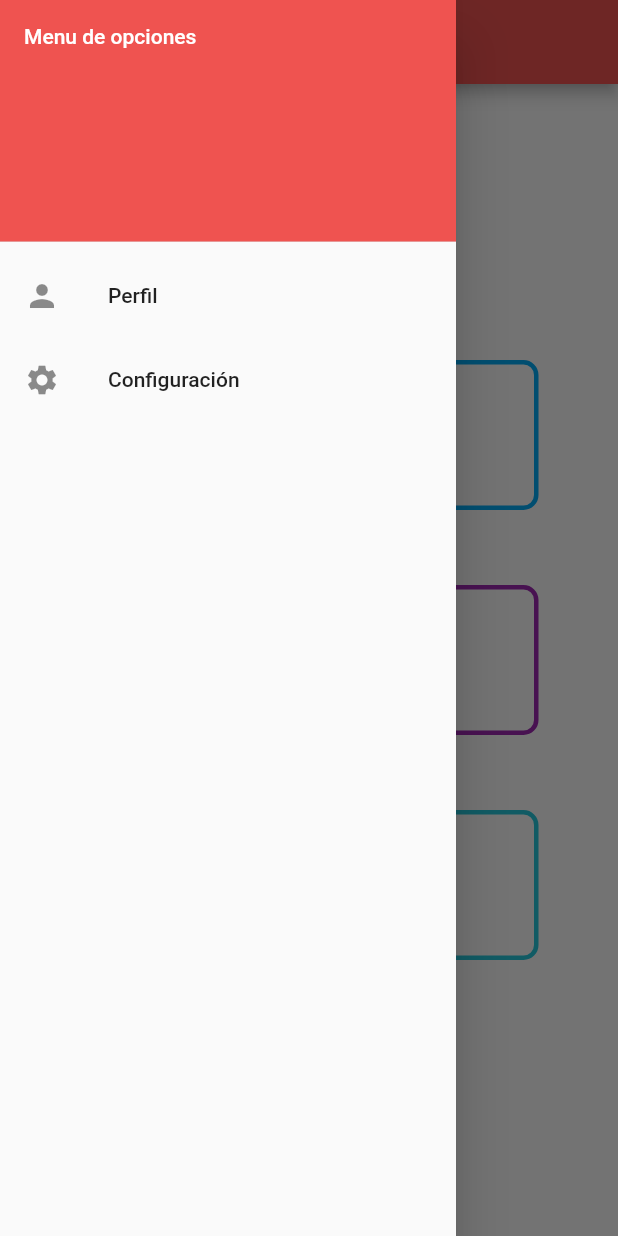
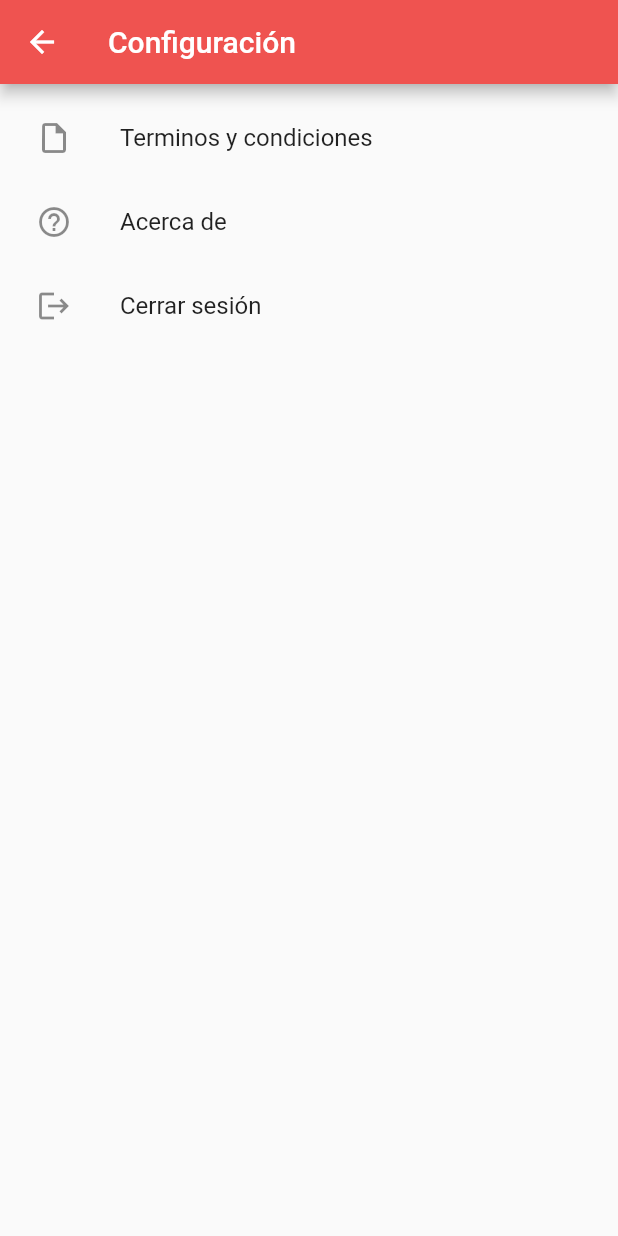
Before and after one commit to OrbitalCardinal/LitMath, a Flutter app: the screen it shows after launch, in the side drawer, after a tap on "Configuración", on a phone screen of 412 x 824 dp. Run offline on Flutter 3.47's test engine with Material 2 defaults, Android fonts, the phone set to English and light mode, and no system bars.

Commit message:
Settings page finished and login-signup screens fixed

```diff
--- a/litmath/lib/main.dart
+++ b/litmath/lib/main.dart
@@ -8,6 +8,7 @@ import 'package:litmath/screens/new_signup_screen.dart';
 import 'package:litmath/screens/second_screen.dart';
 import 'package:litmath/screens/login_screen.dart';
 import 'package:litmath/screens/selection_screen.dart';
+import 'package:litmath/screens/settings_screen.dart';
 import 'package:litmath/screens/signup_screen.dart';
 import 'package:litmath/screens/slide_show_screen.dart';
 
@@ -42,7 +43,8 @@ class MyApp extends StatelessWidget {
         SelectionScreen.routeName: (ctx) => const SelectionScreen(),
         KinderScreen.routeName: (ctx) => const KinderScreen(),
         ElementaryScreen.routeName: (ctx) => const ElementaryScreen(),
-        MiddleScreen.routeName: (ctx) => const MiddleScreen()
+        MiddleScreen.routeName: (ctx) => const MiddleScreen(),
+        SettingsScreen.routeName: (ctx) => const SettingsScreen()
       },
     );
   }
--- a/litmath/lib/screens/middle_screen.dart
+++ b/litmath/lib/screens/middle_screen.dart
@@ -9,7 +9,7 @@ class MiddleScreen extends StatelessWidget {
   Widget build(BuildContext context) {
     return Scaffold(
       appBar: AppBar(
-        title: const Text("Secundaria"),
+        title: const Text("Primaria 2"),
       ),
       body: Padding(
         padding: const EdgeInsets.all(8.0),
--- a/litmath/lib/screens/new_login_screen.dart
+++ b/litmath/lib/screens/new_login_screen.dart
@@ -1,5 +1,6 @@
 import 'package:flutter/material.dart';
 import 'package:litmath/providers/user_provider.dart';
+import 'package:litmath/screens/selection_screen.dart';
 
 class NewLoginScreen extends StatefulWidget {
   const NewLoginScreen({Key? key}) : super(key: key);
@@ -56,7 +57,7 @@ class _NewLoginScreenState extends State<NewLoginScreen> {
                 ),
               ],
             )).then((_) {
-      Navigator.of(context).pushReplacementNamed(NewLoginScreen.routeName);
+      Navigator.of(context).pushReplacementNamed(SelectionScreen.routeName);
     });
   }
 
--- a/litmath/lib/screens/new_signup_screen.dart
+++ b/litmath/lib/screens/new_signup_screen.dart
@@ -1,5 +1,6 @@
 import 'package:flutter/material.dart';
 import 'package:litmath/providers/user_provider.dart';
+import 'package:litmath/screens/slide_show_screen.dart';
 
 class NewSignUpScreen extends StatefulWidget {
   const NewSignUpScreen({Key? key}) : super(key: key);
@@ -56,7 +57,7 @@ class _NewSignUpScreenState extends State<NewSignUpScreen> {
                 ),
               ],
             )).then((_) {
-      Navigator.of(context).pushReplacementNamed(NewSignUpScreen.routeName);
+      Navigator.of(context).pushReplacementNamed(SlideShowScreen.routeName);
     });
   }
 
--- a/litmath/lib/screens/selection_screen.dart
+++ b/litmath/lib/screens/selection_screen.dart
@@ -2,6 +2,7 @@ import 'package:flutter/material.dart';
 import 'package:litmath/screens/elementary_screen.dart';
 import 'package:litmath/screens/kinder_screen.dart';
 import 'package:litmath/screens/middle_screen.dart';
+import 'package:litmath/screens/settings_screen.dart';
 import 'package:litmath/widgets/scholarship_card.dart';
 
 class SelectionScreen extends StatelessWidget {
@@ -33,7 +34,9 @@ class SelectionScreen extends StatelessWidget {
             ListTile(
               leading: const Icon(Icons.settings),
               title: const Text("Configuración"),
-              onTap: () {},
+              onTap: () {
+                Navigator.of(context).pushNamed(SettingsScreen.routeName);
+              },
             )
           ],
         ),
--- /dev/null
+++ b/litmath/lib/screens/settings_screen.dart
@@ -0,0 +1,38 @@
+import 'package:flutter/material.dart';
+import 'package:litmath/screens/slide_show_screen.dart';
+
+class SettingsScreen extends StatelessWidget {
+  const SettingsScreen({Key? key}) : super(key: key);
+  static const routeName = "/settings";
+  @override
+  Widget build(BuildContext context) {
+    return Scaffold(
+      appBar: AppBar(
+        title: const Text("Configuración"),
+      ),
+      body: Padding(
+        padding: const EdgeInsets.all(8.0),
+        child: ListView(
+          children: [
+            ListTile(
+                title: Text("Terminos y condiciones"),
+                leading: Icon(Icons.insert_drive_file_outlined),
+                onTap: () {}),
+            ListTile(
+              title: Text("Acerca de"),
+              leading: Icon(Icons.help_outline),
+              onTap: () {},
+            ),
+            ListTile(
+              title: Text("Cerrar sesión"),
+              leading: Icon(Icons.logout),
+              onTap: () {
+                Navigator.of(context).pushNamed(SlideShowScreen.routeName);
+              },
+            ),
+          ],
+        ),
+      ),
+    );
+  }
+}
```
